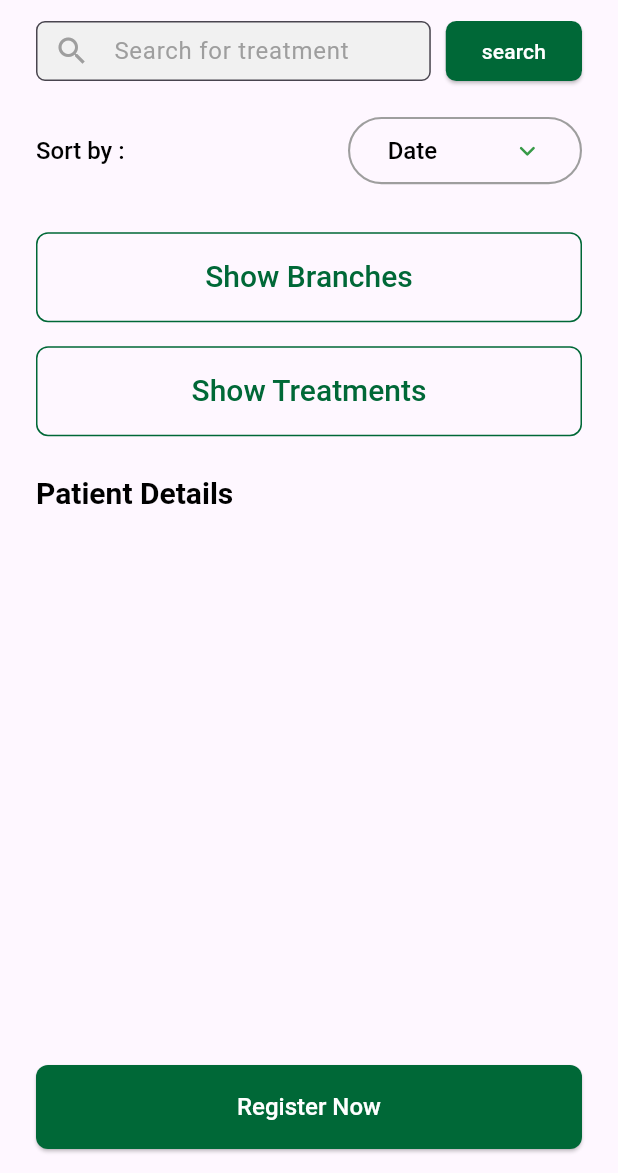
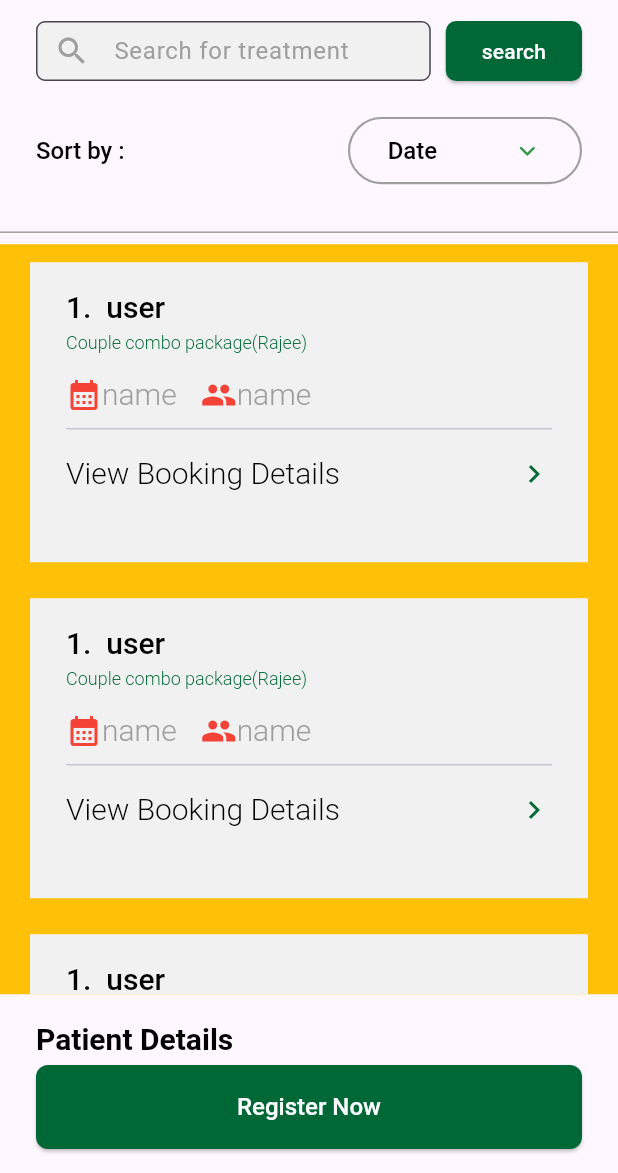
Before and after one commit to diilshadkt/amritha_ayurveda_app, a Flutter app: the HomePage screen opened directly, on a phone screen of 412 x 824 dp, the part 63-1236 px from its top. Run offline on Flutter 3.47's test engine with Material 3 defaults, Android fonts, the phone set to English and light mode, and no system bars; our stand-ins replace dio, flutter_hooks, flutter_svg, freezed_annotation, get_it, shared_preferences; accounts and stored records are empty; generated files the repository leaves out were written again; statements that could not run were skipped.

```diff
--- a/lib/features/home/presentation/pages/home_page.dart
+++ b/lib/features/home/presentation/pages/home_page.dart
@@ -6,6 +6,7 @@ import 'package:amrita_ayurvedic_app/features/home/presentation/pages/branch_pag
 import 'package:amrita_ayurvedic_app/features/home/presentation/pages/registration_page.dart';
 import 'package:amrita_ayurvedic_app/features/home/presentation/pages/treatment_page.dart';
 import 'package:amrita_ayurvedic_app/features/home/presentation/widgets/container_widget.dart';
+import 'package:amrita_ayurvedic_app/features/home/presentation/widgets/listview_widget.dart';
 import 'package:flutter/material.dart';
 import 'package:flutter/widgets.dart';
 import 'package:flutter_hooks/flutter_hooks.dart';
@@ -127,29 +128,39 @@ class HomePage extends StatelessWidget {
                 ],
               ),
             ),
+            Divider(
+              color: theme.colors.textSubtle,
+              thickness: 1,
+            ),
+            // Listview widget
+            Container(
+              height: 500,
+              color: Colors.amber,
+              child: ListViewWidget(),
+            ),
 
-            ContainerWidget(
-              text: constants.txtShowBranches,
-              onTap: () {
-                Navigator.push(
-                  context,
-                  MaterialPageRoute(
-                    builder: (context) => const BranchPage(),
-                  ),
-                );
-              },
-            ),
-            ContainerWidget(
-              text: constants.txtShowTreatments,
-              onTap: () {
-                Navigator.push(
-                  context,
-                  MaterialPageRoute(
-                    builder: (context) => const TreatmentPage(),
-                  ),
-                );
-              },
-            ),
+            // ContainerWidget(
+            //   text: constants.txtShowBranches,
+            //   onTap: () {
+            //     Navigator.push(
+            //       context,
+            //       MaterialPageRoute(
+            //         builder: (context) => const BranchPage(),
+            //       ),
+            //     );
+            //   },
+            // ),
+            // ContainerWidget(
+            //   text: constants.txtShowTreatments,
+            //   onTap: () {
+            //     Navigator.push(
+            //       context,
+            //       MaterialPageRoute(
+            //         builder: (context) => const TreatmentPage(),
+            //       ),
+            //     );
+            //   },
+            // ),
             SizedBox(
               height: theme.spaces.space_200,
             ),
--- a/lib/features/home/presentation/widgets/listview_widget.dart
+++ b/lib/features/home/presentation/widgets/listview_widget.dart
@@ -39,17 +39,17 @@ class ListViewWidget extends StatelessWidget {
                         height: theme.spaces.space_200,
                       ),
                       Text(
-                        "user",
+                        "1.  user",
                         // entity[index].user,
-                        style: theme.typography.h600.copyWith(
-                          fontSize: theme.spaces.space_300,
+                        style: theme.typography.h500.copyWith(
+                          fontSize: theme.spaces.space_250,
                         ),
                       ),
                       Text(
-                        "address",
+                        "Couple combo package(Rajee)",
                         // entity[index].address,
-                        style: theme.typography.h400.copyWith(
-                          fontSize: theme.spaces.space_300,
+                        style: theme.typography.h300.copyWith(
+                          fontSize: theme.spaces.space_25git0,
                           color: theme.colors.primary,
                         ),
                       ),
@@ -63,7 +63,7 @@ class ListViewWidget extends StatelessWidget {
                             color: theme.colors.textSubtlest,
                           ),
                           Text(
-                            "name",                            // entity[index].name,
+                            "name", // entity[index].name,
                             style: theme.typography.h300.copyWith(
                               fontSize: theme.spaces.space_250,
                               color: theme.colors.textSubtle,
```
